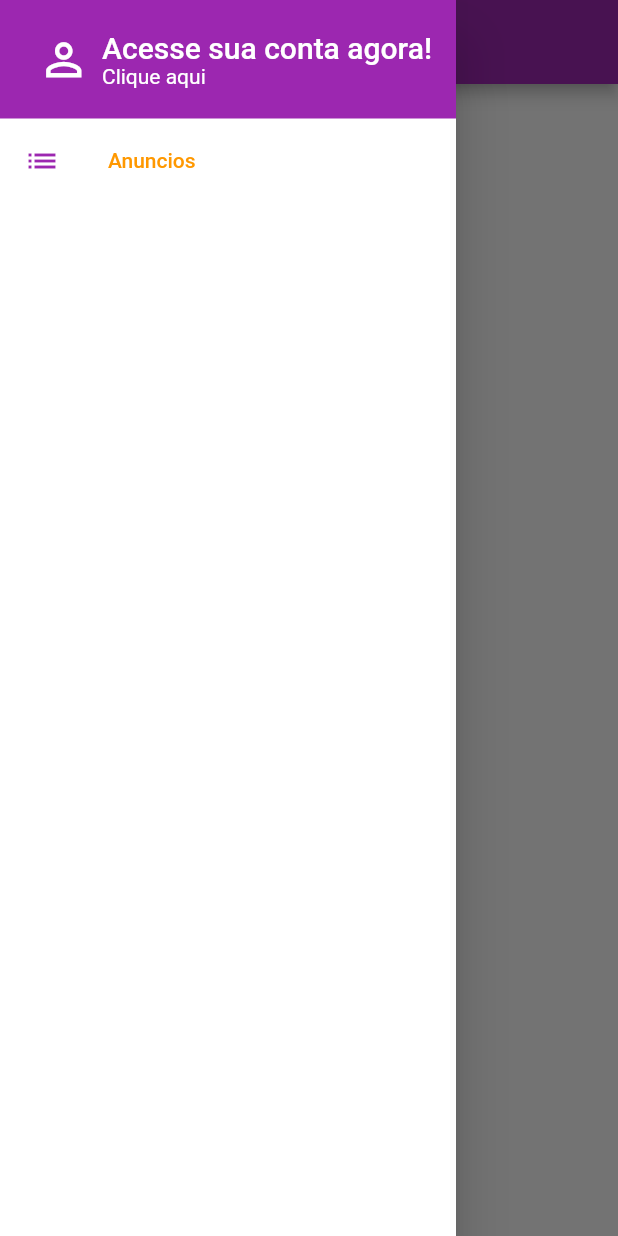
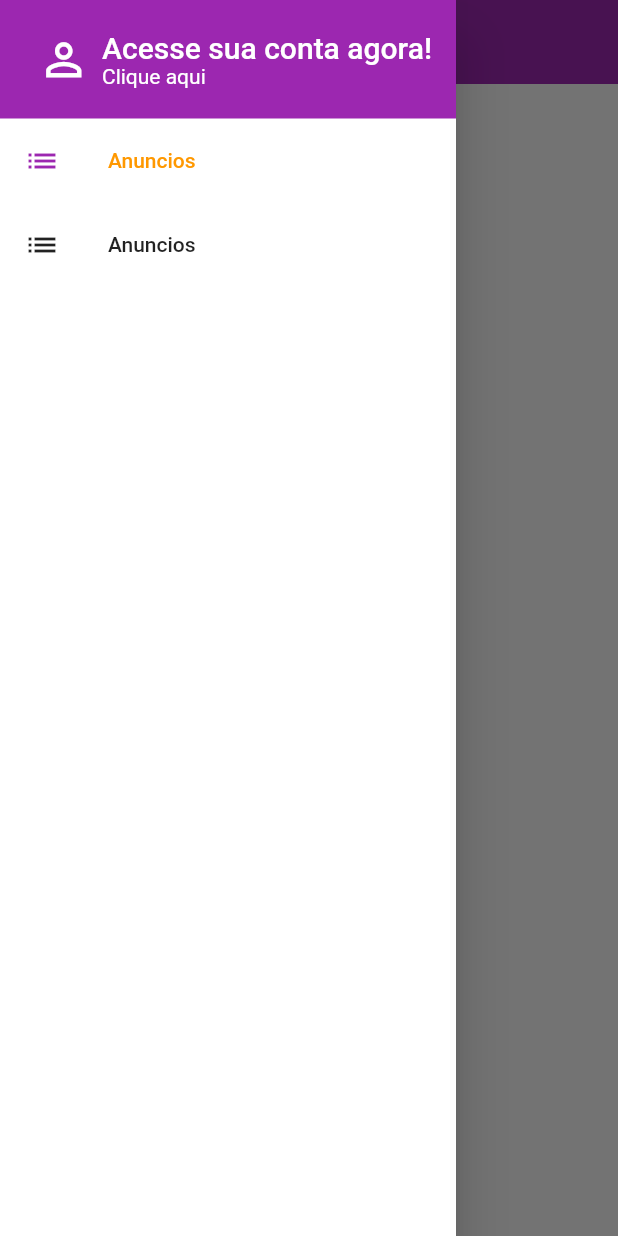
Before and after one commit to leandroCv-25/oxl_clone, a Flutter app: the screen it shows after launch, with the side drawer open, on a phone screen of 412 x 824 dp. Run offline on Flutter 3.47's test engine with Material 2 defaults, Android fonts, the phone set to English and light mode, and no system bars; our stand-ins replace flutter_dotenv, parse_server_sdk_flutter.

Commit message:
Design Login e Responsive Widget

```diff
--- a/lib/main.dart
+++ b/lib/main.dart
@@ -22,10 +22,29 @@ class MyApp extends StatelessWidget {
   Widget build(BuildContext context) {
     return MaterialApp(
       title: 'XLO',
+      debugShowCheckedModeBanner: false,
       theme: ThemeData(
-          primarySwatch: Colors.purple,
-          primaryColor: Colors.purple,
-          secondaryHeaderColor: Colors.orange),
+        primarySwatch: Colors.purple,
+        primaryColor: Colors.purple,
+        secondaryHeaderColor: Colors.orange,
+        textTheme: TextTheme(
+          bodyText1: TextStyle(
+            fontWeight: FontWeight.bold,
+            fontSize: 18 * MediaQuery.textScaleFactorOf(context),
+          ),
+        ),
+        textSelectionTheme: const TextSelectionThemeData(
+          cursorColor: Colors.orange,
+        ),
+        appBarTheme: AppBarTheme(
+          centerTitle: true,
+          elevation: 0,
+          titleTextStyle: Theme.of(context)
+              .textTheme
+              .headline4
+              ?.copyWith(color: Colors.white),
+        ),
+      ),
       home: BaseScreen(),
     );
   }
--- /dev/null
+++ b/lib/providers/pages/page_provider.dart
@@ -0,0 +1,17 @@
+import 'package:flutter/widgets.dart';
+
+class PageProvider {
+  final PageController _pageController;
+
+  PageProvider(this._pageController);
+
+  int _page = 0;
+
+  int get page => _page;
+
+  set page(int value) {
+    if (value == _page) return;
+    _page = value;
+    _pageController.jumpToPage(value);
+  }
+}
--- a/lib/screens/base/base_screen.dart
+++ b/lib/screens/base/base_screen.dart
@@ -1,5 +1,7 @@
 import 'package:flutter/material.dart';
+import 'package:olx_clone/providers/pages/page_provider.dart';
 import 'package:olx_clone/screens/home/home_screen.dart';
+import 'package:provider/provider.dart';
 
 class BaseScreen extends StatelessWidget {
   BaseScreen({Key? key}) : super(key: key);
@@ -9,15 +11,16 @@ class BaseScreen extends StatelessWidget {
   @override
   Widget build(BuildContext context) {
     return Scaffold(
-      body: PageView(
-        controller: pageController,
-        physics: const NeverScrollableScrollPhysics(),
-        children: [
-          const HomeScreen(),
-          Container(
-            color: Colors.amber,
-          )
-        ],
+      body: Provider(
+        create: (context) => PageProvider(pageController),
+        child: PageView(
+          controller: pageController,
+          physics: const NeverScrollableScrollPhysics(),
+          children: const [
+            HomeScreen(),
+            HomeScreen(),
+          ],
+        ),
       ),
     );
   }
--- a/lib/widgets/app_drawer/app_drawer.dart
+++ b/lib/widgets/app_drawer/app_drawer.dart
@@ -1,6 +1,8 @@
 import 'package:flutter/material.dart';
 import 'package:olx_clone/widgets/app_drawer/app_drawer_header.dart';
+import 'package:provider/provider.dart';
 
+import '../../providers/pages/page_provider.dart';
 import 'page_section_tile.dart';
 
 class AppDrawer extends StatelessWidget {
@@ -19,8 +21,17 @@ class AppDrawer extends StatelessWidget {
               PageSectionTile(
                   label: "Anuncios",
                   iconData: Icons.list,
-                  highLighted: true,
-                  onTap: () {}),
+                  highLighted: Provider.of<PageProvider>(context).page == 0,
+                  onTap: () {
+                    Provider.of<PageProvider>(context, listen: false).page = 0;
+                  }),
+              PageSectionTile(
+                  label: "Anuncios",
+                  iconData: Icons.list,
+                  highLighted: Provider.of<PageProvider>(context).page == 1,
+                  onTap: () {
+                    Provider.of<PageProvider>(context, listen: false).page = 1;
+                  }),
             ],
           ),
         ),
--- a/lib/widgets/app_drawer/app_drawer_header.dart
+++ b/lib/widgets/app_drawer/app_drawer_header.dart
@@ -1,4 +1,5 @@
 import 'package:flutter/material.dart';
+import 'package:olx_clone/screens/login/login_screen.dart';
 
 class AppDrawerHeader extends StatelessWidget {
   const AppDrawerHeader({Key? key}) : super(key: key);
@@ -9,6 +10,9 @@ class AppDrawerHeader extends StatelessWidget {
         color: Theme.of(context).primaryColor,
         child: Padding(
           padding: const EdgeInsets.only(left: 25.0, top: 20, bottom: 20),
+          child: GestureDetector(
+            onTap: () => Navigator.of(context)
+                .push(MaterialPageRoute(builder: (context) => LoginScreen())),
             child: Row(
               children: [
                 const Icon(
@@ -41,6 +45,7 @@ class AppDrawerHeader extends StatelessWidget {
                 ),
               ],
             ),
+          ),
         ));
   }
 }
```
Also changed, not shown: lib/screens/login/login_screen.dart (added, +157 -0 lines), lib/screens/login/widgets/or_divider.dart (added, +27 -0 lines), lib/widgets/app_icon_button/app_icon_button.dart (added, +28 -0 lines), lib/widgets/app_text_field/app_text_field.dart (added, +52 -0 lines), lib/widgets/responsive/responsive_widget.dart (added, +79 -0 lines). Lines whose indentation alone changed are shown as unchanged.
